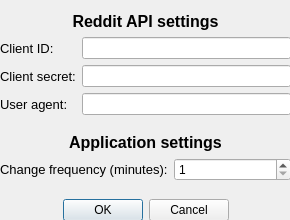
CGodiksen/reddit-background-changer, file resources/settingsdialog.ui: the form before one commit.
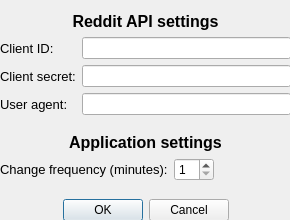
The form after the commit.

Commit message: Heavily refactored the design of the UI in QT designer, moving the entire gui into a grid layout instead of trying to make everything symmetrical manually.

The edit to the form file:
```diff
--- a/resources/settingsdialog.ui
+++ b/resources/settingsdialog.ui
@@ -148,6 +148,12 @@
       </item>
       <item row="0" column="1">
        <widget class="QSpinBox" name="changeFrequencySpinBox">
+        <property name="maximumSize">
+         <size>
+          <width>40</width>
+          <height>16777215</height>
+         </size>
+        </property>
         <property name="minimum">
          <number>1</number>
         </property>
```
Left out of the diff: 2 changed lines with no effect on the pictures. The commit also changes 2 other files.
